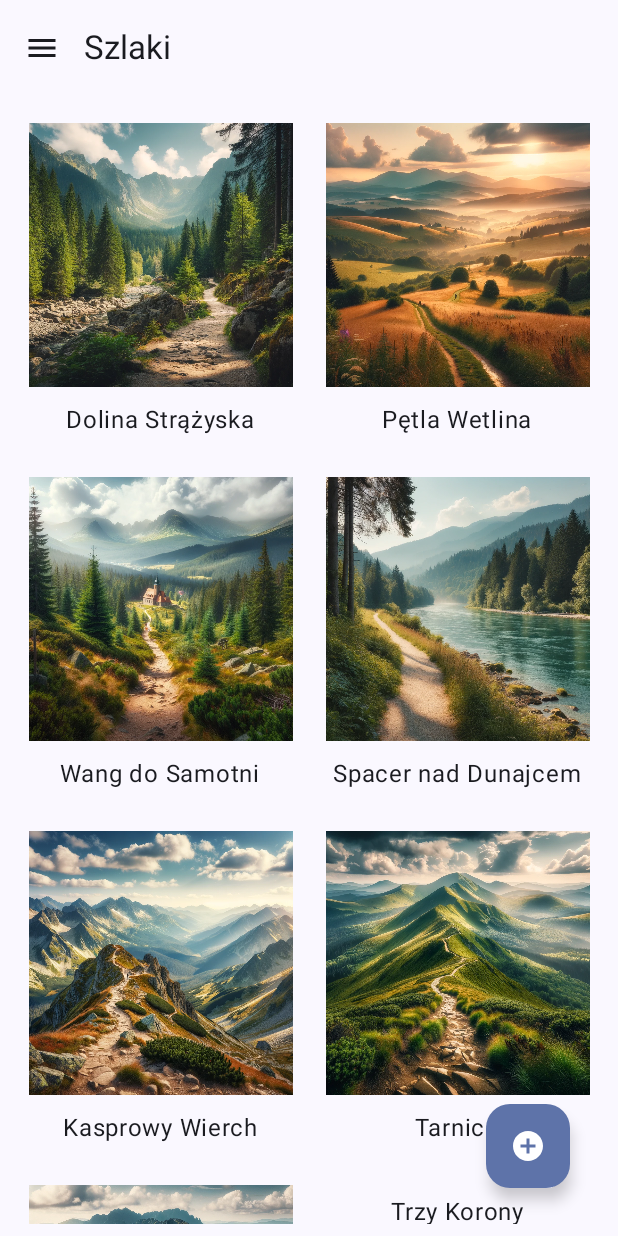
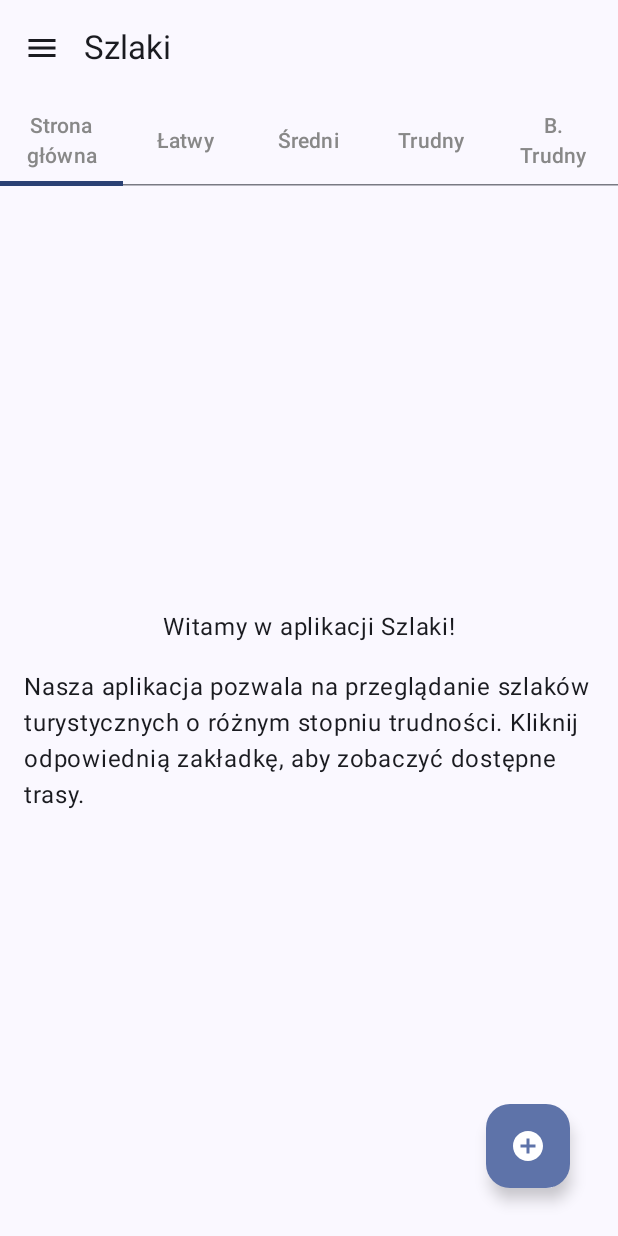
Before and after one commit to Tomnm1/apkmob, an Android app built with Jetpack Compose: the screen it shows after launch (MainActivity), on a phone screen of 412 x 824 dp. Run offline under Robolectric (Android 15) with nearby library versions, the phone set to English and light mode, and no system bars.

Commit message:
final version

```diff
--- a/app/src/main/java/com/edu/apkmob/MainActivity.kt
+++ b/app/src/main/java/com/edu/apkmob/MainActivity.kt
@@ -11,15 +11,42 @@ import androidx.activity.viewModels
 import androidx.compose.foundation.Image
 import androidx.compose.foundation.background
 import androidx.compose.foundation.clickable
-import androidx.compose.foundation.layout.*
+import androidx.compose.foundation.layout.Arrangement
+import androidx.compose.foundation.layout.Box
+import androidx.compose.foundation.layout.Column
+import androidx.compose.foundation.layout.fillMaxSize
+import androidx.compose.foundation.layout.fillMaxWidth
+import androidx.compose.foundation.layout.padding
+import androidx.compose.foundation.layout.requiredSize
+import androidx.compose.foundation.layout.size
 import androidx.compose.foundation.lazy.grid.GridCells
 import androidx.compose.foundation.lazy.grid.LazyVerticalGrid
 import androidx.compose.foundation.lazy.grid.items
 import androidx.compose.material.icons.Icons
 import androidx.compose.material.icons.outlined.AddCircle
 import androidx.compose.material.icons.outlined.Menu
-import androidx.compose.material3.*
-import androidx.compose.runtime.*
+import androidx.compose.material3.Divider
+import androidx.compose.material3.DrawerValue
+import androidx.compose.material3.ExperimentalMaterial3Api
+import androidx.compose.material3.FloatingActionButton
+import androidx.compose.material3.Icon
+import androidx.compose.material3.IconButton
+import androidx.compose.material3.MaterialTheme
+import androidx.compose.material3.ModalNavigationDrawer
+import androidx.compose.material3.Scaffold
+import androidx.compose.material3.Surface
+import androidx.compose.material3.Tab
+import androidx.compose.material3.TabRow
+import androidx.compose.material3.Text
+import androidx.compose.material3.TopAppBar
+import androidx.compose.material3.rememberDrawerState
+import androidx.compose.runtime.Composable
+import androidx.compose.runtime.LaunchedEffect
+import androidx.compose.runtime.getValue
+import androidx.compose.runtime.mutableStateOf
+import androidx.compose.runtime.remember
+import androidx.compose.runtime.rememberCoroutineScope
+import androidx.compose.runtime.setValue
 import androidx.compose.ui.Alignment
 import androidx.compose.ui.Modifier
 import androidx.compose.ui.graphics.Color
@@ -28,10 +55,10 @@ import androidx.compose.ui.graphics.graphicsLayer
 import androidx.compose.ui.platform.LocalContext
 import androidx.compose.ui.res.painterResource
 import androidx.compose.ui.unit.dp
+import com.edu.apkmob.ui.theme.ApkmobTheme
 import com.example.myapp.MyDBHandler
+import kotlinx.coroutines.delay
 import kotlinx.coroutines.launch
-import com.edu.apkmob.ui.theme.ApkmobTheme
-import kotlinx.coroutines.delay
 
 class MainActivity : ComponentActivity() {
     private lateinit var dbHandler: MyDBHandler
@@ -104,17 +131,12 @@ fun MainScreen(
     isDarkTheme: Boolean,
     onToggleTheme: () -> Unit
 ) {
-    var trails by remember { mutableStateOf(emptyList<Trail>()) }
+    var selectedTabIndex by remember { mutableStateOf(0) }
+    val tabs = listOf("Strona główna", "Łatwy", "Średni", "Trudny", "B. Trudny")
     val coroutineScope = rememberCoroutineScope()
     val context = LocalContext.current
     val drawerState = rememberDrawerState(initialValue = DrawerValue.Closed)
     val scope = rememberCoroutineScope()
-
-    LaunchedEffect(Unit) {
-        coroutineScope.launch {
-            trails = dbHandler.loadTrailsFromDB()
-        }
-    }
 
     ModalNavigationDrawer(
         drawerState = drawerState,
@@ -157,8 +179,31 @@ fun MainScreen(
                     }
                 }
             ) { paddingValues ->
-                Box(modifier = Modifier.padding(paddingValues)) {
-                    TrailGrid(trails = trails)
+                Column(modifier = Modifier.padding(paddingValues)) {
+                    TabRow(
+                        selectedTabIndex = selectedTabIndex,
+                        contentColor = MaterialTheme.colorScheme.onPrimary
+                    ) {
+                        tabs.forEachIndexed { index, title ->
+                            Tab(
+                                selected = selectedTabIndex == index,
+                                onClick = { selectedTabIndex = index },
+                                text = {
+                                    Text(
+                                        text = title,
+                                        color = if (selectedTabIndex == index) Color.Gray else Color.Gray
+                                    )
+                                }
+                            )
+                        }
+                    }
+                    when (selectedTabIndex) {
+                        0 -> HomeScreen()
+                        1 -> TrailsScreen(dbHandler, "EASY")
+                        2 -> TrailsScreen(dbHandler, "MEDIUM")
+                        3 -> TrailsScreen(dbHandler, "HARD")
+                        4 -> TrailsScreen(dbHandler, "VERY HARD")
+                    }
                 }
             }
         }
@@ -198,7 +243,16 @@ fun DrawerItem(label: String, onClick: () -> Unit) {
 }
 
 @Composable
-fun TrailGrid(trails: List<Trail>) {
+fun TrailsScreen(dbHandler: MyDBHandler, difficulty: String) {
+    var trails by remember { mutableStateOf(emptyList<Trail>()) }
+    val coroutineScope = rememberCoroutineScope()
+
+    LaunchedEffect(Unit) {
+        coroutineScope.launch {
+            trails = dbHandler.getTrailsByDifficulty(difficulty)
+        }
+    }
+
     LazyVerticalGrid(
         columns = GridCells.Fixed(2),
         modifier = Modifier.padding(8.dp)
@@ -246,3 +300,23 @@ fun loadImageFromAssets(context: Context, filePath: String): android.graphics.Bi
         null
     }
 }
+
+@Composable
+fun HomeScreen() {
+    Column(
+        modifier = Modifier
+            .fillMaxSize()
+            .padding(16.dp),
+        horizontalAlignment = Alignment.CenterHorizontally,
+        verticalArrangement = Arrangement.Center
+    ) {
+        Text(
+            text = "Witamy w aplikacji Szlaki!",
+            modifier = Modifier.padding(bottom = 16.dp)
+        )
+        Text(
+            text = "Nasza aplikacja pozwala na przeglądanie szlaków turystycznych o różnym stopniu trudności. " +
+                    "Kliknij odpowiednią zakładkę, aby zobaczyć dostępne trasy."
+        )
+    }
+}
```
Also changed, not shown: app/src/main/java/com/edu/apkmob/MyDBHandler.kt (+22 -0 lines).
